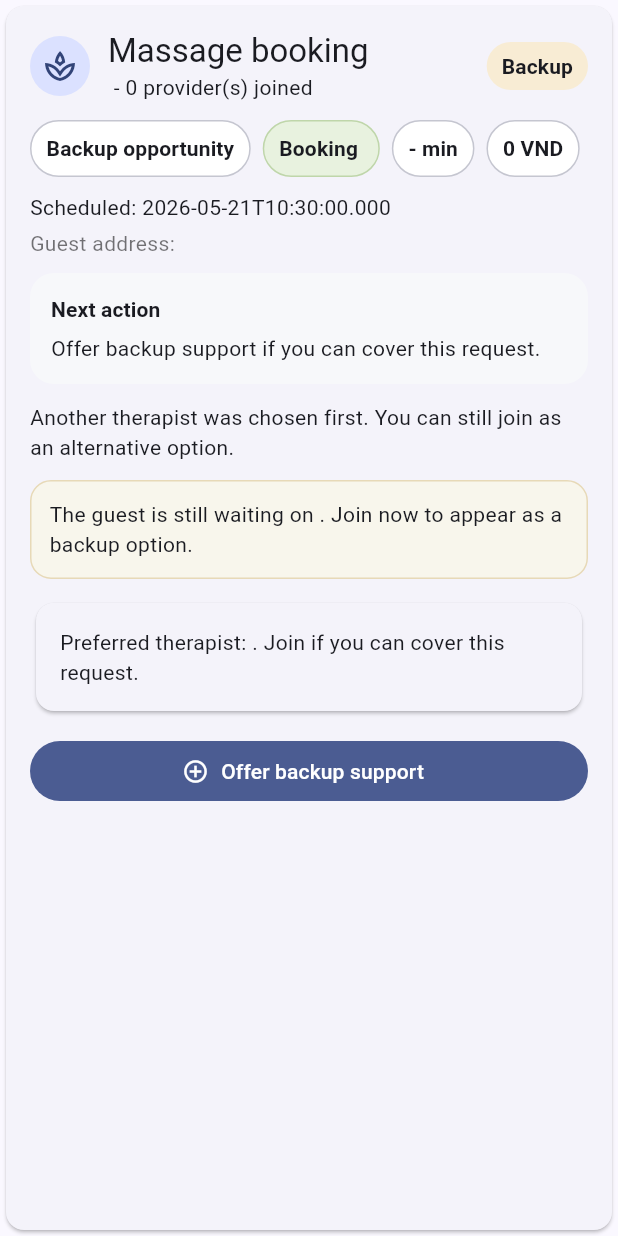
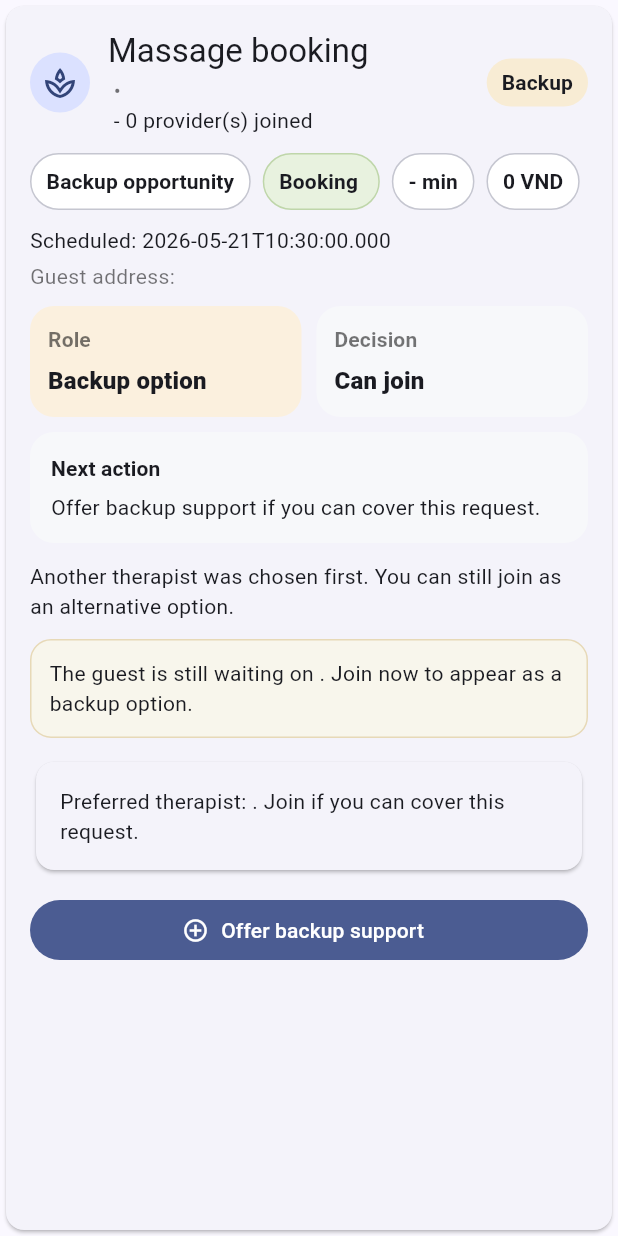
Before and after one commit to cooluki7709-crypto/massage, a Flutter app: the OpenBookingCard widget shown alone on an empty page, opened directly with empty values, on a phone screen of 412 x 824 dp. Run offline on Flutter 3.47's test engine with Material 3 defaults, Android fonts, the phone set to English and light mode, and no system bars; our stand-ins replace firebase_core, firebase_messaging, flutter_riverpod, geolocator, google_maps_flutter, socket_io_client; accounts and stored records are empty.

Commit message:
feat(provider): organize request queue context

```diff
--- a/apps/provider_app/lib/main.dart
+++ b/apps/provider_app/lib/main.dart
@@ -314,6 +314,28 @@ class _RequestsScreenState extends ConsumerState<RequestsScreen> {
                       : (openBookings.any((item) => item is Map<String, dynamic> && item['status'] == 'MATCHED') ? 2 : 1)),
             ),
             const SizedBox(height: 16),
+            RequestQueueSummary(
+              totalRequests: openBookings.whereType<Map<String, dynamic>>().length,
+              preferredRequests: openBookings
+                  .whereType<Map<String, dynamic>>()
+                  .where((booking) {
+                    final preferredProvider = booking['preferredProvider'];
+                    return preferredProvider is Map<String, dynamic> && preferredProvider['userId'] == auth.userId;
+                  })
+                  .length,
+              backupRequests: openBookings
+                  .whereType<Map<String, dynamic>>()
+                  .where((booking) {
+                    final preferredProvider = booking['preferredProvider'];
+                    return preferredProvider is Map<String, dynamic> && preferredProvider['userId'] != auth.userId;
+                  })
+                  .length,
+              chatReady: openBookings
+                  .whereType<Map<String, dynamic>>()
+                  .where((booking) => booking['chatRoom'] != null)
+                  .length,
+            ),
+            const SizedBox(height: 16),
             if (openBookings.isEmpty)
               const InfoCard(text: 'No direct requests yet. Ask the customer to book your profile, then refresh.')
             else
@@ -426,6 +448,106 @@ class RequestFlowBar extends StatelessWidget {
   }
 }
 
+class RequestQueueSummary extends StatelessWidget {
+  const RequestQueueSummary({
+    super.key,
+    required this.totalRequests,
+    required this.preferredRequests,
+    required this.backupRequests,
+    required this.chatReady,
+  });
+
+  final int totalRequests;
+  final int preferredRequests;
+  final int backupRequests;
+  final int chatReady;
+
+  @override
+  Widget build(BuildContext context) {
+    return Column(
+      children: [
+        Row(
+          children: [
+            Expanded(
+              child: RequestSummaryCard(
+                label: 'Queue',
+                value: '$totalRequests open',
+                tone: const Color(0xFFEAF2FF),
+              ),
+            ),
+            const SizedBox(width: 10),
+            Expanded(
+              child: RequestSummaryCard(
+                label: 'Direct',
+                value: '$preferredRequests first-pick',
+                tone: const Color(0xFFEAF5E3),
+              ),
+            ),
+          ],
+        ),
+        const SizedBox(height: 10),
+        Row(
+          children: [
+            Expanded(
+              child: RequestSummaryCard(
+                label: 'Backup',
+                value: '$backupRequests standby',
+                tone: const Color(0xFFFBF0DE),
+              ),
+            ),
+            const SizedBox(width: 10),
+            Expanded(
+              child: RequestSummaryCard(
+                label: 'Chat',
+                value: '$chatReady ready',
+                tone: const Color(0xFFF2EAFE),
+              ),
+            ),
+          ],
+        ),
+      ],
+    );
+  }
+}
+
+class RequestSummaryCard extends StatelessWidget {
+  const RequestSummaryCard({
+    super.key,
+    required this.label,
+    required this.value,
+    required this.tone,
+  });
+
+  final String label;
+  final String value;
+  final Color tone;
+
+  @override
+  Widget build(BuildContext context) {
+    return Container(
+      padding: const EdgeInsets.all(12),
+      decoration: BoxDecoration(
+        color: tone,
+        borderRadius: BorderRadius.circular(16),
+      ),
+      child: Column(
+        crossAxisAlignment: CrossAxisAlignment.start,
+        children: [
+          Text(
+            label,
+            style: Theme.of(context).textTheme.labelLarge?.copyWith(color: Colors.black54, fontWeight: FontWeight.w700),
+          ),
+          const SizedBox(height: 6),
+          Text(
+            value,
+            style: Theme.of(context).textTheme.titleMedium?.copyWith(fontWeight: FontWeight.w800),
+          ),
+        ],
+      ),
+    );
+  }
+}
+
 class OpenBookingCard extends StatelessWidget {
   const OpenBookingCard({
     super.key,
@@ -460,6 +582,10 @@ class OpenBookingCard extends StatelessWidget {
     final isMatched = booking['status'] == 'MATCHED';
     final preferredProviderName = preferredProvider?['displayName'] as String?;
     final customerAddress = booking['address'] as Map<String, dynamic>?;
+    final customerName = customerAddress?['name']?.toString() ?? 'Guest';
+    final customerPhone = customerAddress?['phone']?.toString();
+    final bookingId = booking['id']?.toString() ?? '';
+    final shortBookingId = bookingId.length <= 8 ? bookingId : bookingId.substring(0, 8);
     final requestModeLabel = isPreferredRequest
         ? 'Direct request'
         : hasPreferredProvider
@@ -492,6 +618,11 @@ class OpenBookingCard extends StatelessWidget {
                     crossAxisAlignment: CrossAxisAlignment.start,
                     children: [
                       Text(service?['name'] as String? ?? 'Massage booking', style: Theme.of(context).textTheme.titleLarge),
+                      const SizedBox(height: 2),
+                      Text(
+                        '$customerName${customerPhone == null ? '' : ' • $customerPhone'}',
+                        style: Theme.of(context).textTheme.bodyMedium?.copyWith(color: Colors.black54),
+                      ),
                       Text('${booking['status']} - ${participants.length} provider(s) joined'),
                     ],
                   ),
@@ -517,7 +648,7 @@ class OpenBookingCard extends StatelessWidget {
               runSpacing: 8,
               children: [
                 ProviderRequestTag(label: requestModeLabel),
-                ProviderRequestTag(label: 'Booking ${booking['id']}', highlighted: true),
+                ProviderRequestTag(label: 'Booking $shortBookingId', highlighted: true),
                 ProviderRequestTag(label: '${service?['durationMin'] ?? '-'} min'),
                 ProviderRequestTag(label: '${formatCurrency(service?['basePrice'])} VND'),
               ],
@@ -531,6 +662,28 @@ class OpenBookingCard extends StatelessWidget {
                 style: Theme.of(context).textTheme.bodyMedium?.copyWith(color: Colors.black54),
               ),
             ],
+            const SizedBox(height: 10),
+            Row(
+              children: [
+                Expanded(
+                  child: RequestSummaryCard(
+                    label: 'Role',
+                    value: isPreferredRequest ? 'First therapist' : (hasPreferredProvider ? 'Backup option' : 'Open candidate'),
+                    tone: isPreferredRequest ? const Color(0xFFEAF5E3) : (hasPreferredProvider ? const Color(0xFFFBF0DE) : const Color(0xFFEAF2FF)),
+                  ),
+                ),
+                const SizedBox(width: 10),
+                Expanded(
+                  child: RequestSummaryCard(
+                    label: 'Decision',
+                    value: isPreferredRequest
+                        ? (isMatched ? (hasChat ? 'Chat live' : 'Accepted') : 'Reply now')
+                        : (joined ? 'Visible now' : 'Can join'),
+                    tone: isMatched ? const Color(0xFFF2EAFE) : const Color(0xFFF7F8FA),
+                  ),
+                ),
+              ],
+            ),
             const SizedBox(height: 10),
             Container(
               width: double.infinity,
```
